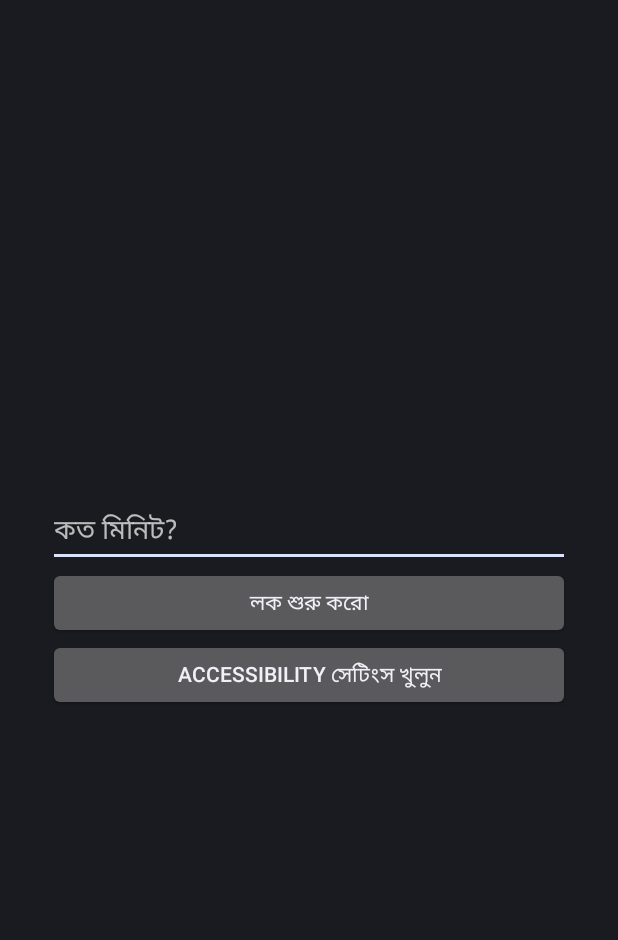
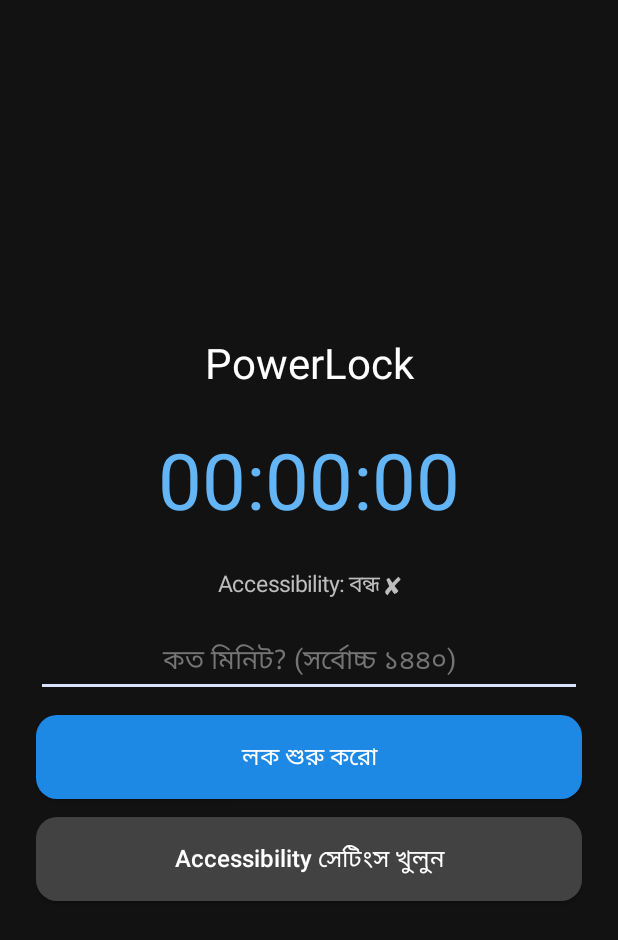
Before and after one commit to allbitget0001-blip/Powercopy2, an Android app: the screen it shows after launch (MainActivity), after a tap on "লক শুরু করো", on a phone screen of 412 x 824 dp. Shown: the top 940 px of the screen. Run offline under Robolectric (Android 15) with nearby library versions, the phone set to English and light mode, and no system bars.

Commit message:
Update MainActivity.kt

```diff
--- a/app/src/main/java/com/example/powerlocks/MainActivity.kt
+++ b/app/src/main/java/com/example/powerlocks/MainActivity.kt
@@ -2,14 +2,56 @@ package com.example.powerlocks
 
 import android.app.Activity
 import android.content.Intent
+import android.graphics.Color
+import android.graphics.drawable.GradientDrawable
 import android.os.Build
 import android.os.Bundle
+import android.os.Handler
+import android.os.Looper
 import android.provider.Settings
 import android.text.InputType
 import android.view.Gravity
+import android.view.ViewGroup
 import android.widget.*
 
 class MainActivity : Activity() {
+
+    private val handler = Handler(Looper.getMainLooper())
+    private lateinit var countdown: TextView
+    private lateinit var accStatus: TextView
+    private lateinit var startBtn: Button
+    private lateinit var input: EditText
+
+    private val ticker = object : Runnable {
+        override fun run() {
+            updateUi()
+            handler.postDelayed(this, 1000)
+        }
+    }
+
+    private fun dp(v: Int) = (v * resources.displayMetrics.density).toInt()
+
+    private fun styledButton(label: String, color: Int): Button = Button(this).apply {
+        text = label
+        setTextColor(Color.WHITE)
+        isAllCaps = false
+        textSize = 16f
+        background = GradientDrawable().apply {
+            setColor(color)
+            cornerRadius = dp(14).toFloat()
+        }
+        layoutParams = LinearLayout.LayoutParams(
+            ViewGroup.LayoutParams.MATCH_PARENT, dp(56)
+        ).apply { topMargin = dp(12) }
+    }
+
+    private fun isAccessibilityOn(): Boolean {
+        val enabled = Settings.Secure.getString(
+            contentResolver, Settings.Secure.ENABLED_ACCESSIBILITY_SERVICES
+        ) ?: return false
+        return enabled.contains("$packageName/")
+    }
+
     override fun onCreate(savedInstanceState: Bundle?) {
         super.onCreate(savedInstanceState)
 
@@ -17,46 +59,105 @@ class MainActivity : Activity() {
             requestPermissions(arrayOf("android.permission.POST_NOTIFICATIONS"), 1)
         }
 
-        val layout = LinearLayout(this).apply {
+        val root = LinearLayout(this).apply {
             orientation = LinearLayout.VERTICAL
             gravity = Gravity.CENTER
-            setPadding(48, 48, 48, 48)
+            setBackgroundColor(Color.parseColor("#121212"))
+            setPadding(dp(24), dp(24), dp(24), dp(24))
         }
-        val input = EditText(this).apply {
-            hint = "কত মিনিট?"
+
+        val title = TextView(this).apply {
+            text = "PowerLock"
+            textSize = 28f
+            setTextColor(Color.WHITE)
+            gravity = Gravity.CENTER
+        }
+
+        countdown = TextView(this).apply {
+            text = "00:00:00"
+            textSize = 52f
+            setTextColor(Color.parseColor("#64B5F6"))
+            gravity = Gravity.CENTER
+            setPadding(0, dp(24), 0, dp(24))
+        }
+
+        accStatus = TextView(this).apply {
+            textSize = 15f
+            setTextColor(Color.parseColor("#BDBDBD"))
+            gravity = Gravity.CENTER
+            setPadding(0, 0, 0, dp(16))
+        }
+
+        input = EditText(this).apply {
+            hint = "কত মিনিট? (সর্বোচ্চ ১৪৪০)"
+            setHintTextColor(Color.parseColor("#757575"))
+            setTextColor(Color.WHITE)
             inputType = InputType.TYPE_CLASS_NUMBER
+            gravity = Gravity.CENTER
         }
-        val status = TextView(this)
 
-        val startBtn = Button(this).apply {
-            text = "লক শুরু করো"
-            setOnClickListener {
-                val mins = input.text.toString().toLongOrNull()
-                if (mins == null || mins <= 0) {
-                    Toast.makeText(context, "মিনিট লিখুন", Toast.LENGTH_SHORT).show()
-                } else {
+        startBtn = styledButton("লক শুরু করো", Color.parseColor("#1E88E5"))
+        startBtn.setOnClickListener {
+            val mins = input.text.toString().toLongOrNull()
+            when {
+                mins == null || mins <= 0 ->
+                    Toast.makeText(this, "মিনিট লিখুন", Toast.LENGTH_SHORT).show()
+                mins > 1440 ->
+                    Toast.makeText(this, "সর্বোচ্চ ১৪৪০ মিনিট", Toast.LENGTH_SHORT).show()
+                !isAccessibilityOn() ->
+                    Toast.makeText(this, "আগে Accessibility চালু করুন", Toast.LENGTH_LONG).show()
+                else -> {
                     getSharedPreferences("lock", MODE_PRIVATE).edit()
                         .putLong("end", System.currentTimeMillis() + mins * 60_000L)
                         .apply()
                     try {
-                        startForegroundService(Intent(context, KeepAliveService::class.java))
+                        startForegroundService(Intent(this, KeepAliveService::class.java))
                     } catch (_: Exception) {
                     }
-                    status.text = "$mins মিনিটের জন্য লক চালু"
+                    input.text.clear()
+                    updateUi()
                 }
             }
         }
-        val accBtn = Button(this).apply {
-            text = "Accessibility সেটিংস খুলুন"
-            setOnClickListener {
-                startActivity(Intent(Settings.ACTION_ACCESSIBILITY_SETTINGS))
-            }
+
+        val accBtn = styledButton("Accessibility সেটিংস খুলুন", Color.parseColor("#424242"))
+        accBtn.setOnClickListener {
+            startActivity(Intent(Settings.ACTION_ACCESSIBILITY_SETTINGS))
         }
 
-        layout.addView(input)
-        layout.addView(startBtn)
-        layout.addView(accBtn)
-        layout.addView(status)
-        setContentView(layout)
+        root.addView(title)
+        root.addView(countdown)
+        root.addView(accStatus)
+        root.addView(input)
+        root.addView(startBtn)
+        root.addView(accBtn)
+        setContentView(root)
+    }
+
+    private fun updateUi() {
+        val end = getSharedPreferences("lock", MODE_PRIVATE).getLong("end", 0)
+        val left = end - System.currentTimeMillis()
+        if (left > 0) {
+            val s = left / 1000
+            countdown.text = String.format("%02d:%02d:%02d", s / 3600, (s % 3600) / 60, s % 60)
+            startBtn.isEnabled = false
+            startBtn.alpha = 0.4f
+        } else {
+            countdown.text = "00:00:00"
+            startBtn.isEnabled = true
+            startBtn.alpha = 1f
+        }
+        accStatus.text =
+            if (isAccessibilityOn()) "Accessibility: চালু ✔" else "Accessibility: বন্ধ ✘"
+    }
+
+    override fun onResume() {
+        super.onResume()
+        handler.post(ticker)
+    }
+
+    override fun onPause() {
+        handler.removeCallbacks(ticker)
+        super.onPause()
     }
 }
```
